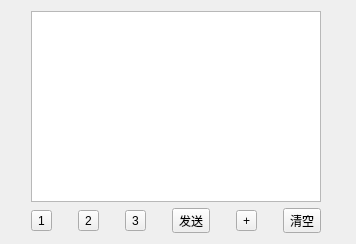
This is SendSave/SendSave.ui in heyuanjie87/QTerminal as Qt 5 draws it before an edit. The edited form follows.
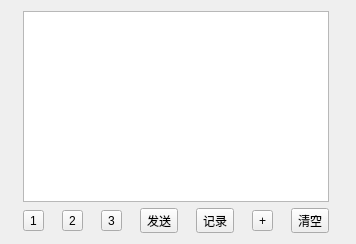
This is the edited form.

The edit to the form file:
```diff
--- a/SendSave/SendSave.ui
+++ b/SendSave/SendSave.ui
@@ -14,16 +14,6 @@
    <string>发送列表</string>
   </property>
   <layout class="QGridLayout" name="gridLayout">
-   <item row="0" column="0" colspan="6">
-    <widget class="QTableWidget" name="tbSave"/>
-   </item>
-   <item row="1" column="0">
-    <widget class="QToolButton" name="send1">
-     <property name="text">
-      <string>1</string>
-     </property>
-    </widget>
-   </item>
    <item row="1" column="1">
     <widget class="QToolButton" name="send2">
      <property name="text">
@@ -45,20 +35,37 @@
      </property>
     </widget>
    </item>
-   <item row="1" column="4">
+   <item row="1" column="5">
     <widget class="QToolButton" name="add">
      <property name="text">
       <string>+</string>
      </property>
     </widget>
    </item>
-   <item row="1" column="5">
+   <item row="1" column="6">
     <widget class="QToolButton" name="clear">
      <property name="text">
       <string>清空</string>
      </property>
     </widget>
    </item>
+   <item row="1" column="0">
+    <widget class="QToolButton" name="send1">
+     <property name="text">
+      <string>1</string>
+     </property>
+    </widget>
+   </item>
+   <item row="0" column="0" colspan="7">
+    <widget class="QTableWidget" name="tbSave"/>
+   </item>
+   <item row="1" column="4">
+    <widget class="QToolButton" name="show">
+     <property name="text">
+      <string>记录</string>
+     </property>
+    </widget>
+   </item>
   </layout>
  </widget>
  <resources/>
```
